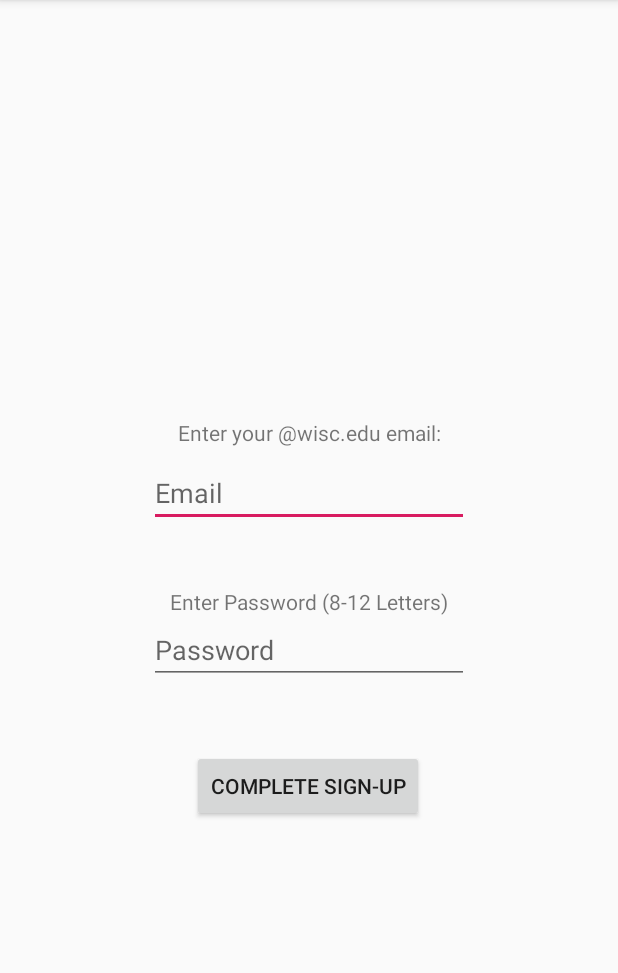
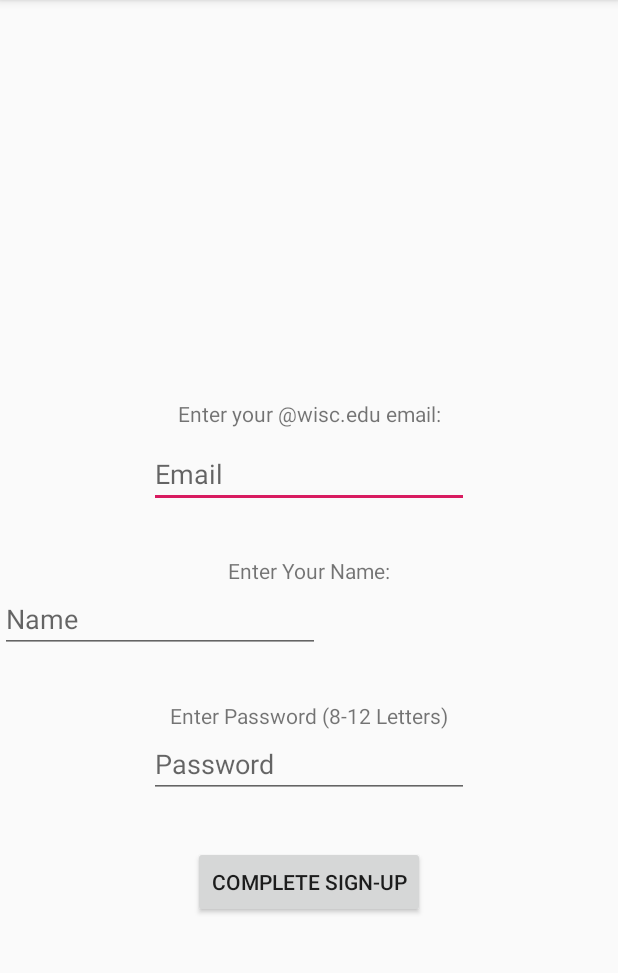
Before and after one commit to chower98/CS407-Studious-App, an Android app: the screen it shows after launch (Signup), after a tap on "SIGN UP!", on a phone screen of 412 x 824 dp, the part 84-1057 px from its top. Run offline under Robolectric (Android 15) with nearby library versions, the phone set to English and light mode, and no system bars.

Commit message:
Update 3: Added buttons to HomeScreen. Implemented sharedPreferences into login.

```diff
--- a/app/src/main/java/com/example/studious/Login.java
+++ b/app/src/main/java/com/example/studious/Login.java
@@ -2,24 +2,75 @@ package com.example.studious;
 
 import androidx.appcompat.app.AppCompatActivity;
 
+import android.app.AlertDialog;
+import android.app.Dialog;
+import android.content.Context;
+import android.content.DialogInterface;
 import android.content.Intent;
+import android.content.SharedPreferences;
 import android.os.Bundle;
 import android.view.View;
+import android.widget.EditText;
 
 public class Login extends AppCompatActivity {
+
 
     @Override
     protected void onCreate(Bundle savedInstanceState) {
         super.onCreate(savedInstanceState);
-        setContentView(R.layout.login);
+        String usernameKey = "username";
+        String passwordKey = "password";
+        SharedPreferences sharedPreferences = getSharedPreferences("com.example.studious", Context.MODE_PRIVATE);
+
+        if(!sharedPreferences.getString(usernameKey, "").equals("")
+                && !sharedPreferences.getString(passwordKey, "").equals("")) {
+
+            Intent intent = new Intent(this, homeScreen.class);
+            startActivity(intent);
+
+        } else {
+            setContentView(R.layout.login);
+        }
     }
 
     public void signupClick(View view) {
-        Intent intent = new Intent(this, Signup.class);
-        startActivity(intent);
+        EditText editText =findViewById(R.id.usernameText);
+
+        SharedPreferences sharedPreferences = getSharedPreferences("com.example.studious", Context.MODE_PRIVATE);
+
+        //checks if this email is already contained
+        if(!sharedPreferences.contains(editText.getText().toString())) {
+            Intent intent = new Intent(this, Signup.class);
+            startActivity(intent);
+        } else {
+
+            AlertDialog.Builder builder = new AlertDialog.Builder(Login.this);
+
+            builder.setMessage("This email already has an account!");
+            builder.setTitle("Alert!");
+
+            builder.setCancelable(false);
+            builder.setPositiveButton("OK", new DialogInterface.OnClickListener() {
+
+                @Override
+                public void onClick(DialogInterface dialog, int which) {
+
+                    // When the user click yes button
+                    // then app will close
+                    finish();
+                }
+            });
+        }
     }
 
     public void loginClick(View view) {
+        SharedPreferences sharedPreferences = getSharedPreferences("com.example.studious", Context.MODE_PRIVATE);
+        EditText emailText = findViewById(R.id.usernameText);
+        EditText passwordText = findViewById(R.id.passwordText);
+
+        sharedPreferences.edit().putString("email", emailText.getText().toString());
+        sharedPreferences.edit().putString("password", passwordText.getText().toString());
+
         Intent intent = new Intent(this, AddClasses.class);
         startActivity(intent);
     }
--- a/app/src/main/java/com/example/studious/homeScreen.java
+++ b/app/src/main/java/com/example/studious/homeScreen.java
@@ -9,6 +9,6 @@ public class homeScreen extends AppCompatActivity {
     @Override
     protected void onCreate(Bundle savedInstanceState) {
         super.onCreate(savedInstanceState);
-        setContentView(R.layout.activity_homeScreen);
+        setContentView(R.layout.activity_home_screen);
     }
 }
--- a/app/src/main/res/layout/activity_signup.xml
+++ b/app/src/main/res/layout/activity_signup.xml
@@ -20,12 +20,12 @@
         android:id="@+id/emailInput"
         android:layout_width="wrap_content"
         android:layout_height="wrap_content"
-        android:layout_marginBottom="40dp"
+        android:layout_marginBottom="32dp"
         android:ems="10"
+        android:hint="Email"
         android:inputType="textPersonName"
         android:text=""
-        android:hint="Email"
-        app:layout_constraintBottom_toTopOf="@+id/passwordPrompt2"
+        app:layout_constraintBottom_toTopOf="@+id/namePrompt"
         app:layout_constraintEnd_toEndOf="parent"
         app:layout_constraintStart_toStartOf="parent" />
 
@@ -42,11 +42,11 @@
         android:id="@+id/passwordInput"
         android:layout_width="wrap_content"
         android:layout_height="wrap_content"
-        android:layout_marginBottom="44dp"
+        android:layout_marginBottom="32dp"
         android:ems="10"
+        android:hint="Password"
         android:inputType="textPassword"
         android:text=""
-        android:hint="Password"
         app:layout_constraintBottom_toTopOf="@+id/completeSignup"
         app:layout_constraintEnd_toEndOf="parent"
         app:layout_constraintStart_toStartOf="parent" />
@@ -55,10 +55,30 @@
         android:id="@+id/completeSignup"
         android:layout_width="wrap_content"
         android:layout_height="wrap_content"
-        android:layout_marginBottom="220dp"
+        android:layout_marginBottom="156dp"
         android:text="Complete Sign-up"
         app:layout_constraintBottom_toBottomOf="parent"
         app:layout_constraintEnd_toEndOf="parent"
-        app:layout_constraintHorizontal_bias="0.498"
         app:layout_constraintStart_toStartOf="parent" />
+
+    <TextView
+        android:id="@+id/namePrompt"
+        android:layout_width="wrap_content"
+        android:layout_height="wrap_content"
+        android:text="Enter Your Name:"
+        app:layout_constraintBottom_toTopOf="@+id/nameInput"
+        app:layout_constraintEnd_toEndOf="parent"
+        app:layout_constraintStart_toStartOf="parent" />
+
+    <EditText
+        android:id="@+id/nameInput"
+        android:layout_width="wrap_content"
+        android:layout_height="wrap_content"
+        android:layout_marginBottom="32dp"
+        android:ems="10"
+        android:inputType="textPersonName"
+        android:text=""
+        android:hint="Name"
+        app:layout_constraintBottom_toTopOf="@+id/passwordPrompt2"
+        tools:layout_editor_absoluteX="99dp" />
 </androidx.constraintlayout.widget.ConstraintLayout>
--- a/app/src/main/res/layout/login.xml
+++ b/app/src/main/res/layout/login.xml
@@ -13,7 +13,7 @@
         android:layout_height="wrap_content"
         android:ems="10"
         android:gravity="center"
-        android:hint="Username"
+        android:hint="wisc.edu Email"
         android:inputType="textPersonName"
         android:text=""
         app:layout_constraintBottom_toTopOf="@+id/passwordText"
```
Also changed, not shown: app/src/main/res/layout/activity_homeScreen.xml (deleted, +0 -7 lines), app/src/main/res/layout/activity_home_screen.xml (added, +55 -0 lines), app/src/main/res/values/strings.xml (+7 -0 lines).
